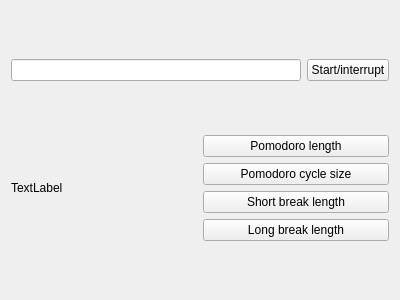
Old version of the form mainwindow.ui in the repository clckwrkbdgr/pomodoro-timer.
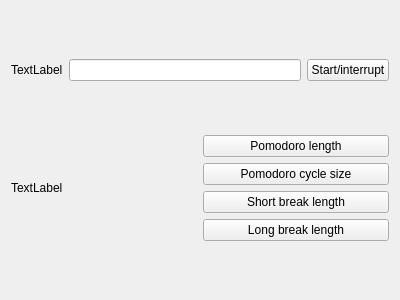
New version of the form.

Commit message: Added icons for each state.

What changed in the file:
```diff
--- a/mainwindow.ui
+++ b/mainwindow.ui
@@ -16,6 +16,13 @@
   <layout class="QVBoxLayout" name="verticalLayout_2">
    <item>
     <layout class="QHBoxLayout" name="horizontalLayout">
+     <item>
+      <widget class="QLabel" name="icon">
+       <property name="text">
+        <string>TextLabel</string>
+       </property>
+      </widget>
+     </item>
      <item>
       <widget class="QLineEdit" name="state"/>
      </item>
```
The commit also changes 7 other files.
